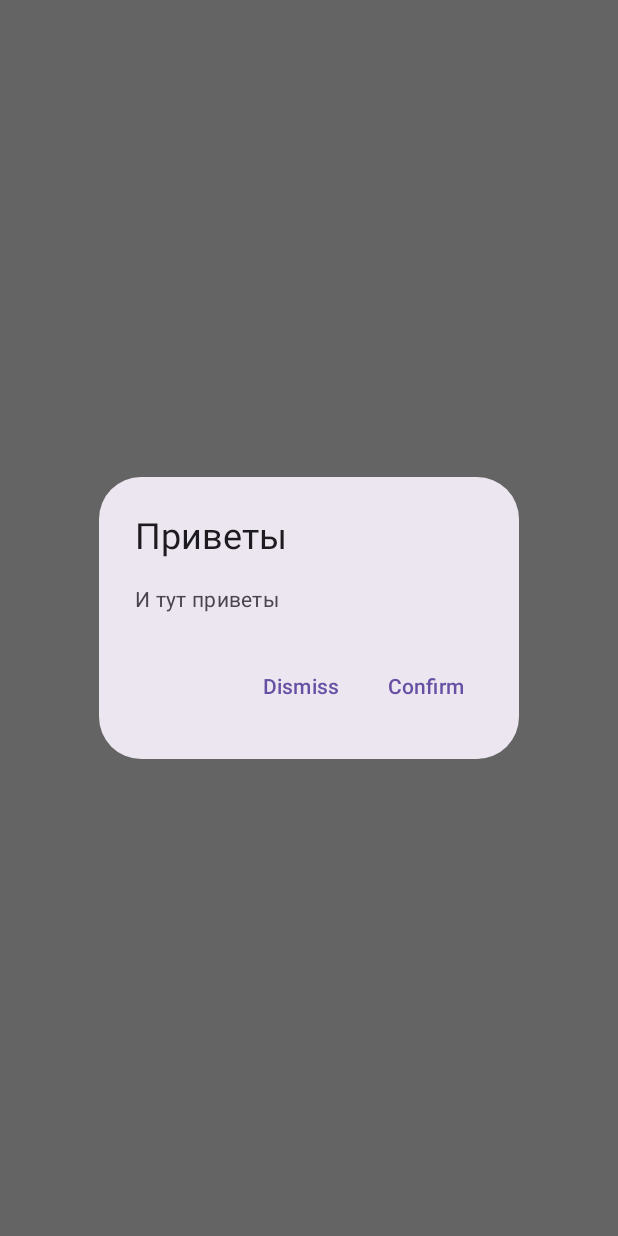
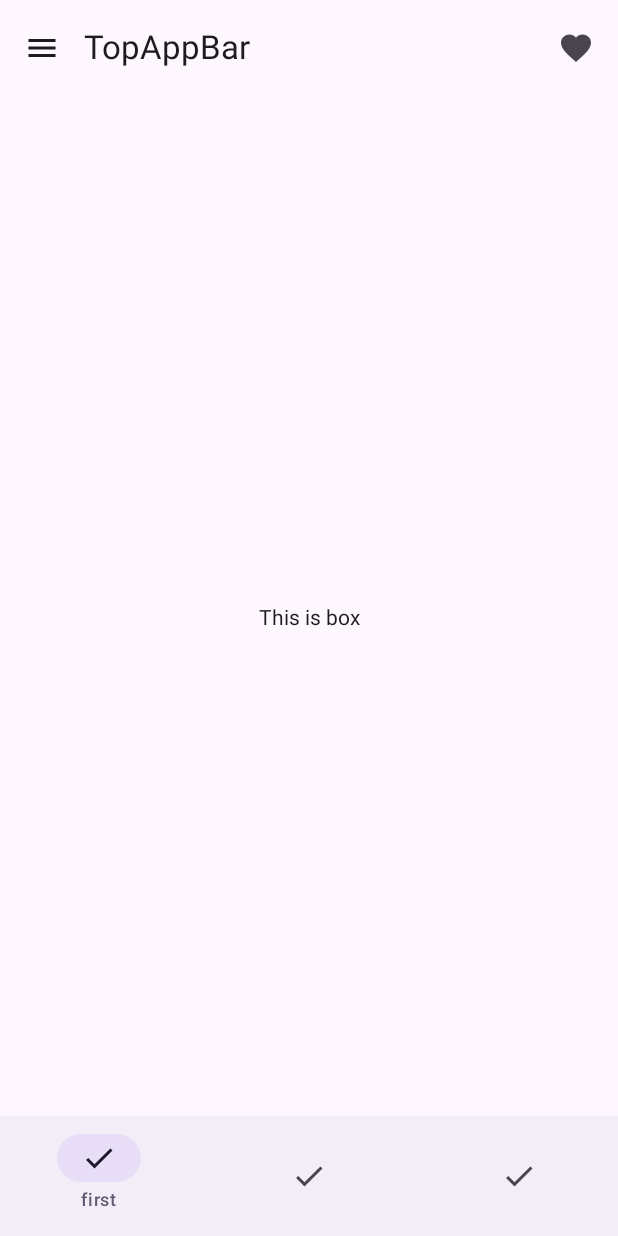
Before and after one commit to Tiltozavour/ComposeLearning, an Android app built with Jetpack Compose: the screen it shows after launch (MainActivity), on a phone screen of 412 x 824 dp. Run offline under Robolectric (Android 15) with nearby library versions, the phone set to English and light mode, and no system bars.

Commit message:
3.2 Scaffold и BottomNavigation

```diff
--- /dev/null
+++ b/app/src/main/java/com/example/composelearning/AppButtonBar.kt
@@ -0,0 +1,148 @@
+package com.example.composelearning
+
+import androidx.compose.foundation.layout.Arrangement
+import androidx.compose.foundation.layout.Box
+import androidx.compose.foundation.layout.Column
+import androidx.compose.foundation.layout.Spacer
+import androidx.compose.foundation.layout.fillMaxSize
+import androidx.compose.foundation.layout.height
+import androidx.compose.foundation.layout.padding
+import androidx.compose.foundation.lazy.LazyColumn
+import androidx.compose.material.icons.Icons
+import androidx.compose.material.icons.filled.Build
+import androidx.compose.material.icons.filled.Call
+import androidx.compose.material.icons.filled.Done
+import androidx.compose.material.icons.filled.Favorite
+import androidx.compose.material.icons.filled.Home
+import androidx.compose.material.icons.filled.Menu
+import androidx.compose.material3.DrawerState
+import androidx.compose.material3.DrawerValue
+import androidx.compose.material3.ExperimentalMaterial3Api
+import androidx.compose.material3.IconButton
+import androidx.compose.material3.Scaffold
+import androidx.compose.material3.Text
+import androidx.compose.material3.TopAppBar
+import androidx.compose.runtime.Composable
+import androidx.compose.ui.Modifier
+import androidx.compose.material3.Icon
+import androidx.compose.material3.ModalDrawerSheet
+import androidx.compose.material3.ModalNavigationDrawer
+import androidx.compose.material3.NavigationBar
+import androidx.compose.material3.NavigationBarItem
+import androidx.compose.material3.NavigationDrawerItem
+import androidx.compose.material3.NavigationDrawerItemDefaults
+import androidx.compose.material3.rememberDrawerState
+import androidx.compose.runtime.getValue
+import androidx.compose.runtime.mutableStateOf
+import androidx.compose.runtime.remember
+import androidx.compose.runtime.rememberCoroutineScope
+import androidx.compose.runtime.setValue
+import androidx.compose.ui.Alignment
+import androidx.compose.ui.text.style.TextOverflow
+import androidx.compose.ui.tooling.preview.Preview
+import androidx.compose.ui.unit.dp
+import kotlinx.coroutines.launch
+
+@Preview
+@Composable
+fun GetBar() {
+    val drawerState = rememberDrawerState(DrawerValue.Closed)
+    val scope = rememberCoroutineScope()
+    val items = listOf(Icons.Default.Call, Icons.Default.Build, Icons.Default.Home)
+    val selectedItems = remember { mutableStateOf(items[0]) }
+    ModalNavigationDrawer(
+        drawerState = drawerState,
+        drawerContent = {
+            ModalDrawerSheet {
+                Spacer(Modifier.height(12.dp))
+                items.forEach { item ->
+                    NavigationDrawerItem(
+                        icon = { Icon(item, contentDescription = null)},
+                        label = { Text(item.name)},
+                        selected = item == selectedItems.value,
+                        onClick = {
+                            scope.launch {
+                                drawerState.close()
+                            }
+                            selectedItems.value = item
+                        },
+                        modifier = Modifier.padding(NavigationDrawerItemDefaults.ItemPadding)
+                    )
+                }
+            }
+        },
+        content = {
+            Scaffold(topBar = { TopAppNavigation() },
+                bottomBar = { BottomNavigation() },
+                content = { padding_values ->
+                    LazyColumn(
+                        contentPadding = padding_values,
+                        verticalArrangement = Arrangement.spacedBy((8.dp))
+                    ) {
+                    }
+                    Box(
+                        modifier = Modifier.fillMaxSize(),
+                        contentAlignment = Alignment.Center
+                    ) {
+                        Text(text = "This is box")
+                    }
+                }
+            )
+        }
+    )
+
+}
+
+@OptIn(ExperimentalMaterial3Api::class)
+@Composable
+private fun TopAppNavigation() {
+    TopAppBar(
+        title = {
+            Text(
+                text = "TopAppBar",
+                maxLines = 1,
+                overflow = TextOverflow.Ellipsis
+            )
+        },
+        navigationIcon = {
+            IconButton(onClick = {})
+            {
+                Icon(
+                    imageVector = Icons.Filled.Menu,
+                    contentDescription = "null"
+                )
+            }
+        },
+        actions = {
+            IconButton(onClick = {}) {
+                Icon(
+                    imageVector = Icons.Filled.Favorite,
+                    contentDescription = "null"
+                )
+            }
+        }
+    )
+}
+
+@Composable
+private fun BottomNavigation() {
+    var selectedItem by remember { mutableStateOf(0) }
+    val items = listOf("first", "second", "third")
+    NavigationBar {
+        items.forEachIndexed { index, item ->
+            NavigationBarItem(
+                icon = {
+                    Icon(Icons.Filled.Done, contentDescription = item)
+                },
+                label = { Text(item) },
+                selected = selectedItem == index,
+                onClick = { selectedItem = index },
+                alwaysShowLabel = false
+            )
+        }
+    }
+}
+
+private fun Drawer(){
+
+}
--- a/app/src/main/java/com/example/composelearning/MainActivity.kt
+++ b/app/src/main/java/com/example/composelearning/MainActivity.kt
@@ -27,7 +27,8 @@ class MainActivity : ComponentActivity() {
         super.onCreate(savedInstanceState)
         enableEdgeToEdge()
         setContent {
-            TestMaterial()
+            GetBar()
+            //TestMaterial()
          /*   ComposeLearningTheme {
                 Column( //слишком тяжелый, замена
                     modifier = Modifier.fillMaxSize()
```
